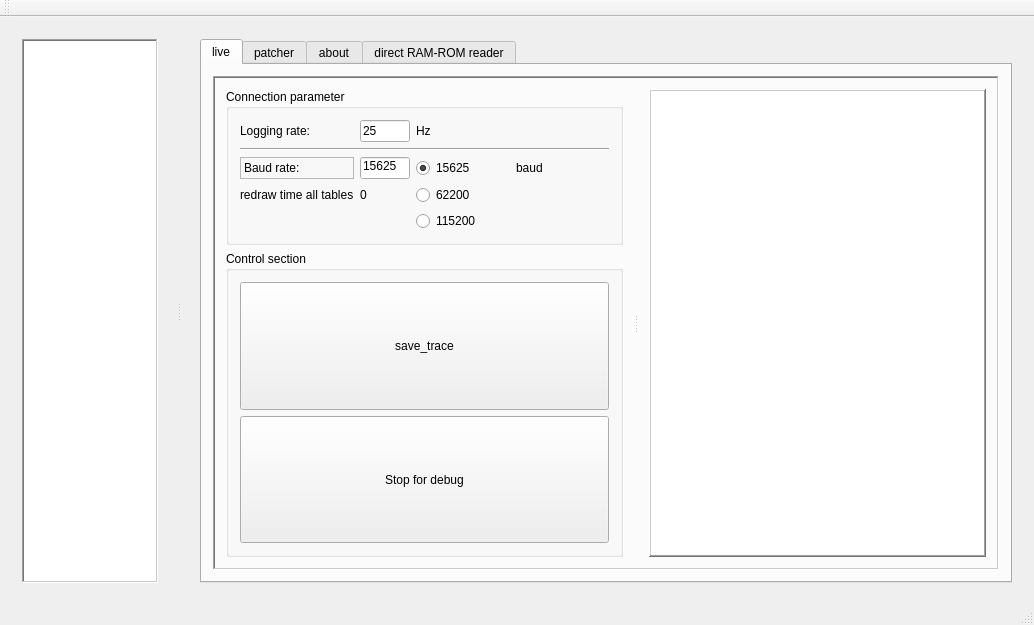
Qt form mainwindow.ui (DowJhob/Evo-live-map) before a commit.
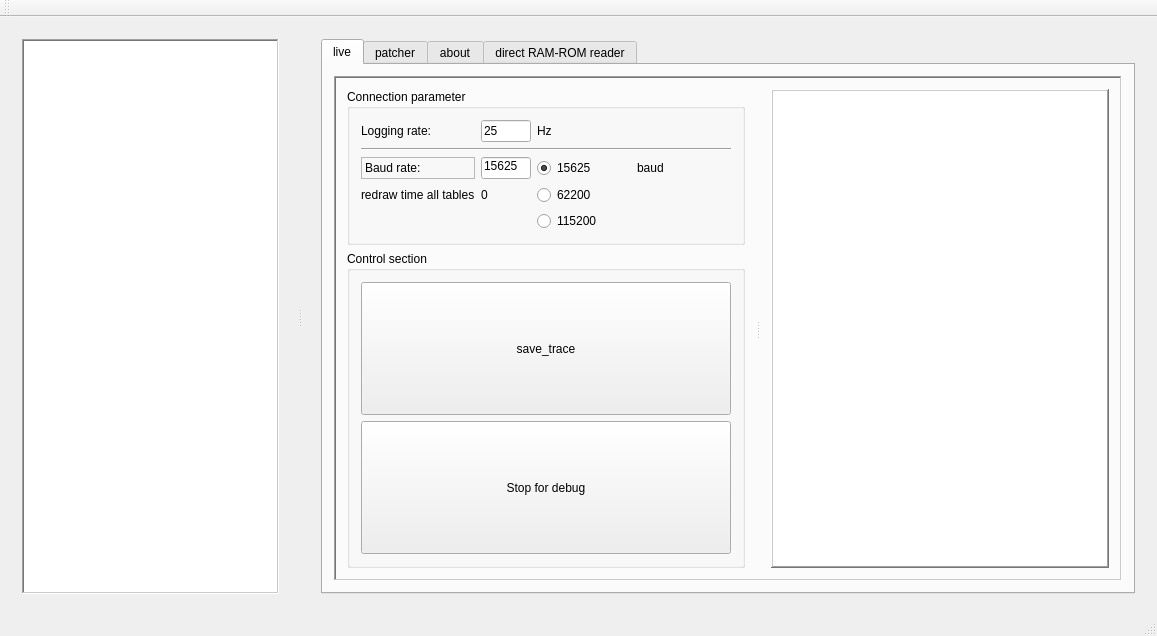
The same form after that commit.

The edit to the form file:
```diff
--- a/mainwindow.ui
+++ b/mainwindow.ui
@@ -6,8 +6,8 @@
    <rect>
     <x>0</x>
     <y>0</y>
-    <width>1034</width>
-    <height>596</height>
+    <width>1157</width>
+    <height>636</height>
    </rect>
   </property>
   <property name="sizePolicy">
@@ -66,7 +66,7 @@
     </size>
    </property>
    <layout class="QGridLayout" name="gridLayout_5">
-    <item row="0" column="0">
+    <item row="1" column="0">
      <widget class="QSplitter" name="splitter">
       <property name="sizePolicy">
        <sizepolicy hsizetype="Expanding" vsizetype="Expanding">
@@ -436,7 +436,7 @@
                 <item>
                  <widget class="QListWidget" name="listWidget">
                   <property name="sizePolicy">
-                   <sizepolicy hsizetype="Expanding" vsizetype="Expanding">
+                   <sizepolicy hsizetype="MinimumExpanding" vsizetype="Expanding">
                     <horstretch>0</horstretch>
                     <verstretch>0</verstretch>
                    </sizepolicy>
```
Left out of the diff: 16 changed lines with no effect on the pictures.
